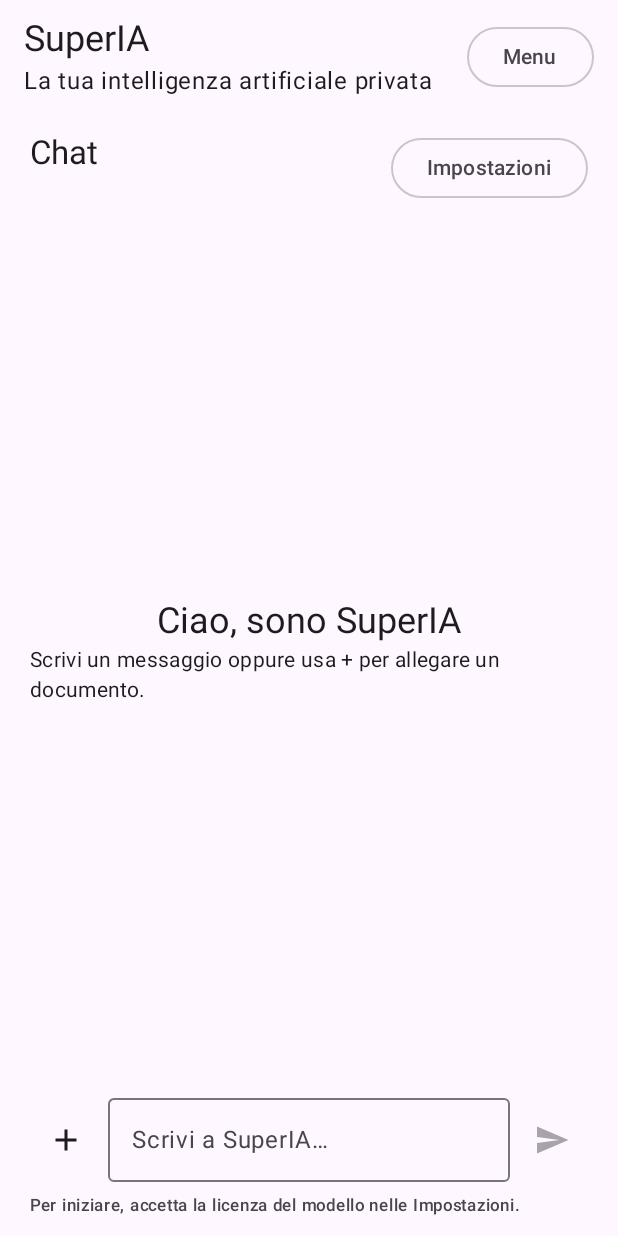
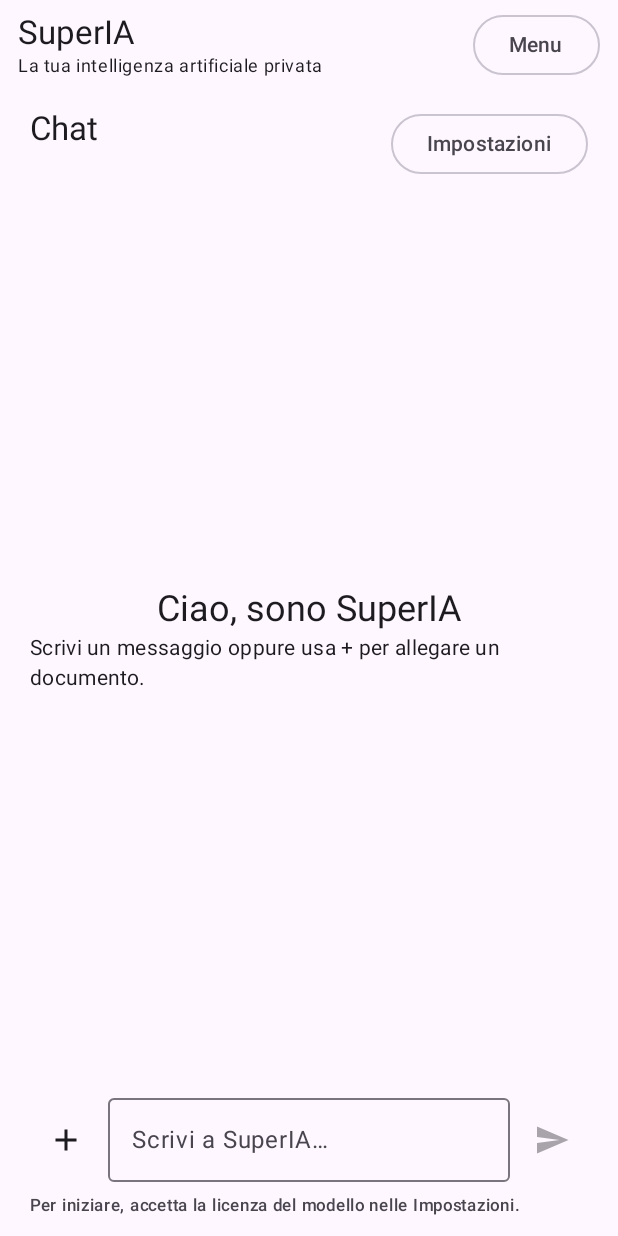
Before and after one commit to damianoavvocato-star/SuperIA, an Android app built with Jetpack Compose: the screen it shows after launch (MainActivity), on a phone screen of 412 x 824 dp. Run offline under Robolectric (Android 15) with nearby library versions, the phone set to English and light mode, and no system bars; libraries missing offline, so code that uses them is left out: com.google.ai.edge; pictures from the network do not load.

Commit message:
Reduce chat header height on mobile

```diff
--- a/android/app/src/main/java/it/superiaprivata/app/MainActivity.kt
+++ b/android/app/src/main/java/it/superiaprivata/app/MainActivity.kt
@@ -44,18 +44,22 @@ class MainActivity : ComponentActivity() {
                 ) {
                     Column(modifier = Modifier.fillMaxSize()) {
                         Row(
-                            modifier = Modifier.fillMaxWidth().padding(horizontal = 16.dp, vertical = 10.dp),
+                            modifier = Modifier.fillMaxWidth().padding(horizontal = 12.dp, vertical = 6.dp),
                             horizontalArrangement = Arrangement.SpaceBetween,
                             verticalAlignment = androidx.compose.ui.Alignment.CenterVertically
                         ) {
                             Column(modifier = Modifier.weight(1f)) {
                                 Text(
                                     if (showMore) "SuperIA · Funzioni" else "SuperIA",
-                                    style = MaterialTheme.typography.headlineSmall
+                                    style = MaterialTheme.typography.titleLarge,
+                                    maxLines = 1
                                 )
                                 Text(
                                     if (showMore) "Gestione documenti, dispositivo e strumenti"
-                                    else "La tua intelligenza artificiale privata"
+                                    else "La tua intelligenza artificiale privata",
+                                    style = MaterialTheme.typography.bodySmall,
+                                    maxLines = 1,
+                                    overflow = androidx.compose.ui.text.style.TextOverflow.Ellipsis
                                 )
                             }
                             OutlinedButton(onClick = { showMore = !showMore }) {
```
